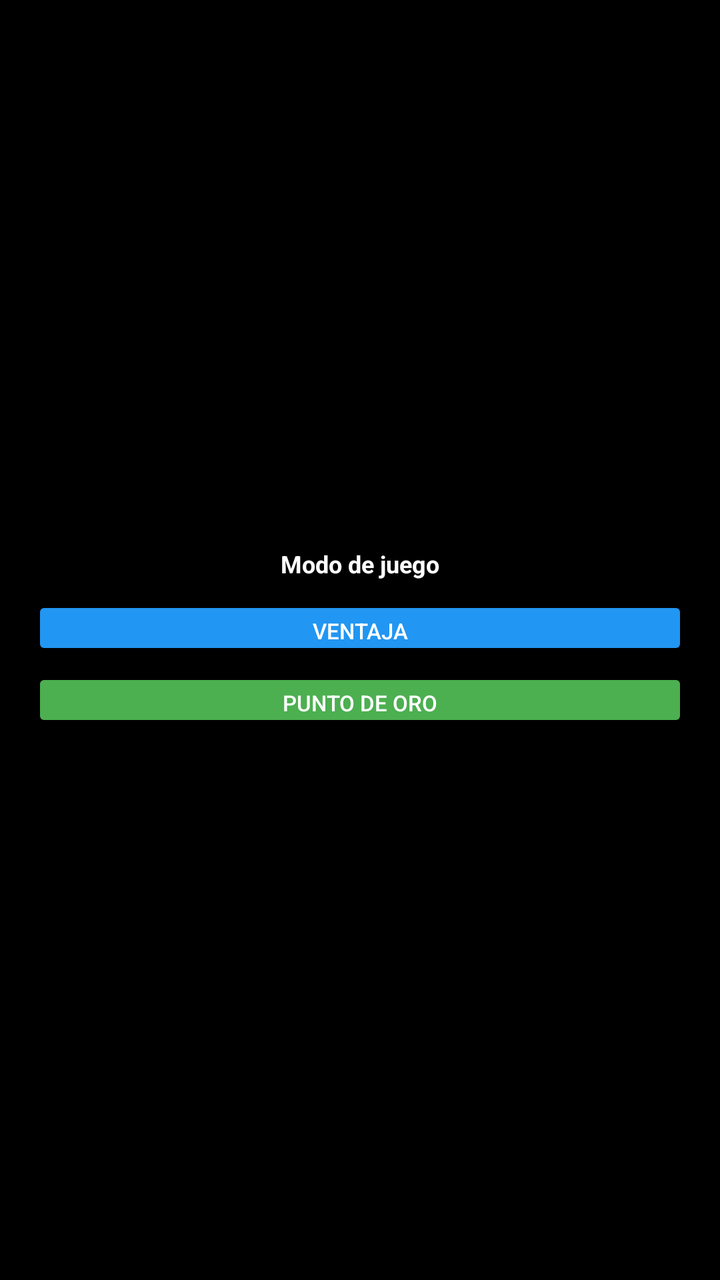
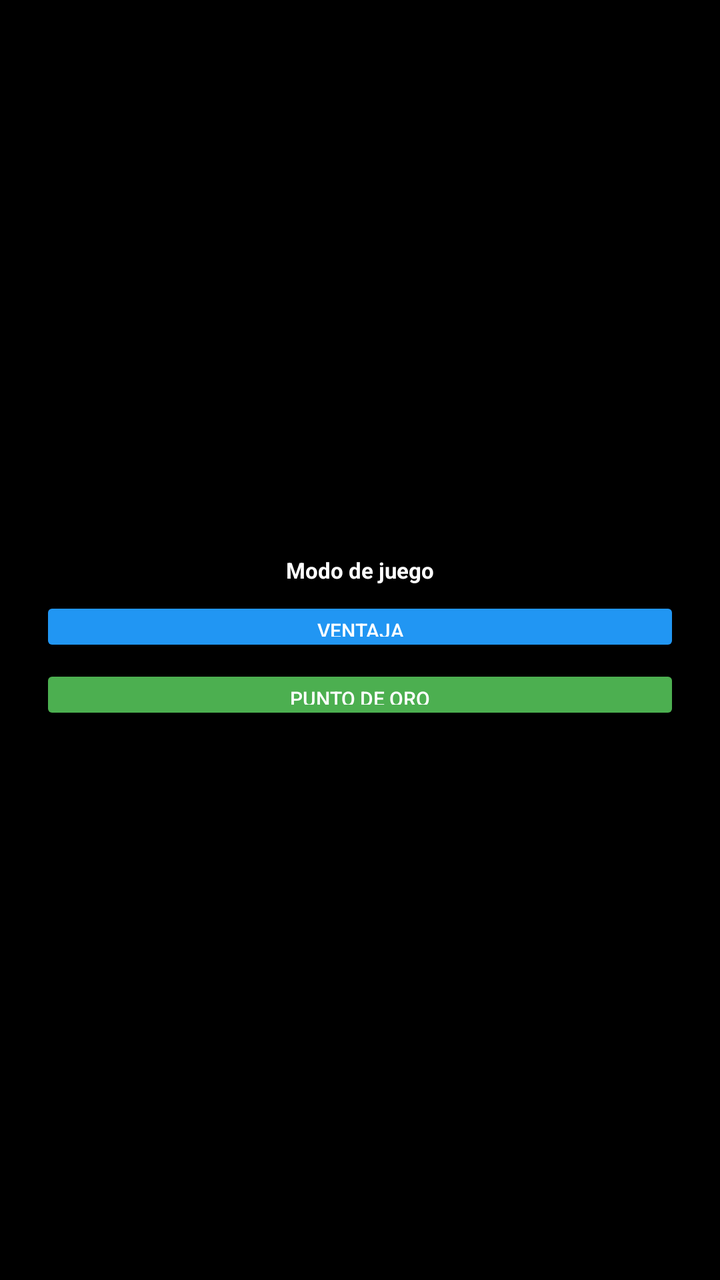

Screens rendered from an Android XML layout before and after an edit, with the pre-edit source and the edit as a unified diff.
<!-- AndroidManifest.xml: application theme Theme.AppCompat.NoActionBar -->
<!-- res/layout/activity_wear.xml -->
<?xml version="1.0" encoding="utf-8"?>
<FrameLayout xmlns:android="http://schemas.android.com/apk/res/android"
    android:layout_width="match_parent"
    android:layout_height="match_parent"
    android:background="#050505">

    
    <LinearLayout
        android:layout_width="match_parent"
        android:layout_height="match_parent"
        android:orientation="vertical"
        android:weightSum="2">

        
        <LinearLayout
            android:id="@+id/layoutTeamA"
            android:layout_width="match_parent"
            android:layout_height="0dp"
            android:layout_weight="1"
            android:orientation="vertical"
            android:gravity="center"
            android:background="#104CAF50"
            android:clickable="true"
            android:focusable="true">

            <TextView
                android:id="@+id/tvSetsA"
                android:layout_width="wrap_content"
                android:layout_height="wrap_content"
                android:text="SET:0 JUEGO:0"
                android:textColor="#4CAF50"
                android:textSize="10sp"
                android:textStyle="bold" />

            <TextView
                android:id="@+id/tvScoreA"
                android:layout_width="wrap_content"
                android:layout_height="wrap_content"
                android:text="0"
                android:textColor="#4CAF50"
                android:textSize="28sp"
                android:textStyle="bold" />
        </LinearLayout>

        
        <View
            android:layout_width="match_parent"
            android:layout_height="1dp"
            android:background="#222222" />

        
        <LinearLayout
            android:id="@+id/layoutTeamB"
            android:layout_width="match_parent"
            android:layout_height="0dp"
            android:layout_weight="1"
            android:orientation="vertical"
            android:gravity="center"
            android:background="#102196F3"
            android:clickable="true"
            android:focusable="true">

            <TextView
                android:id="@+id/tvSetsB"
                android:layout_width="wrap_content"
                android:layout_height="wrap_content"
                android:text="SET:0 JUEGO:0"
                android:textColor="#2196F3"
                android:textSize="10sp"
                android:textStyle="bold" />

            <TextView
                android:id="@+id/tvScoreB"
                android:layout_width="wrap_content"
                android:layout_height="wrap_content"
                android:text="0"
                android:textColor="#2196F3"
                android:textSize="28sp"
                android:textStyle="bold" />
        </LinearLayout>
    </LinearLayout>

    
    <LinearLayout
        android:id="@+id/layoutWearModeSelection"
        android:layout_width="match_parent"
        android:layout_height="match_parent"
        android:background="#000000"
        android:gravity="center"
        android:orientation="vertical"
        android:padding="16dp">

        <TextView
            android:layout_width="wrap_content"
            android:layout_height="wrap_content"
            android:text="Modo de juego"
            android:textColor="#FFFFFF"
            android:textSize="12sp"
            android:textStyle="bold"
            android:layout_marginBottom="8dp"/>

        <Button
            android:id="@+id/btnWearModeNormal"
            android:layout_width="match_parent"
            android:layout_height="32dp"
            android:text="Ventaja"
            android:textSize="11sp"
            android:backgroundTint="#2196F3"
            android:textColor="#FFFFFF"/>

        <Button
            android:id="@+id/btnWearModeGold"
            android:layout_width="match_parent"
            android:layout_height="32dp"
            android:layout_marginTop="4dp"
            android:text="Punto de Oro"
            android:textSize="11sp"
            android:backgroundTint="#4CAF50"
            android:textColor="#FFFFFF"/>
    </LinearLayout>

</FrameLayout>
<!-- resources referenced by this layout -->
<resources>

</resources>

<!-- the commit's change to res/layout/activity_wear.xml (unified diff, before → after) -->
@@ -8,29 +8,32 @@
     <LinearLayout
         android:layout_width="match_parent"
         android:layout_height="match_parent"
-        android:orientation="vertical"
+        android:orientation="horizontal"
+        android:padding="12dp"
         android:weightSum="2">
 
         
         <LinearLayout
             android:id="@+id/layoutTeamA"
-            android:layout_width="match_parent"
-            android:layout_height="0dp"
+            android:layout_width="0dp"
+            android:layout_height="match_parent"
             android:layout_weight="1"
             android:orientation="vertical"
             android:gravity="center"
             android:background="#104CAF50"
             android:clickable="true"
-            android:focusable="true">
+            android:focusable="true"
+            android:padding="4dp">
 
             <TextView
                 android:id="@+id/tvSetsA"
                 android:layout_width="wrap_content"
                 android:layout_height="wrap_content"
-                android:text="SET:0 JUEGO:0"
+                android:text="SET:0\nJUEGO:0"
                 android:textColor="#4CAF50"
-                android:textSize="10sp"
-                android:textStyle="bold" />
+                android:textSize="9sp"
+                android:textStyle="bold"
+                android:gravity="center" />
 
             <TextView
                 android:id="@+id/tvScoreA"
@@ -38,36 +41,39 @@
                 android:layout_height="wrap_content"
                 android:text="0"
                 android:textColor="#4CAF50"
-                android:textSize="28sp"
-                android:textStyle="bold" />
+                android:textSize="22sp"
+                android:textStyle="bold"
+                android:layout_marginTop="2dp" />
         </LinearLayout>
 
         
         <View
-            android:layout_width="match_parent"
-            android:layout_height="1dp"
+            android:layout_width="1dp"
+            android:layout_height="match_parent"
             android:background="#222222" />
 
         
         <LinearLayout
             android:id="@+id/layoutTeamB"
-            android:layout_width="match_parent"
-            android:layout_height="0dp"
+            android:layout_width="0dp"
+            android:layout_height="match_parent"
             android:layout_weight="1"
             android:orientation="vertical"
             android:gravity="center"
             android:background="#102196F3"
             android:clickable="true"
-            android:focusable="true">
+            android:focusable="true"
+            android:padding="4dp">
 
             <TextView
                 android:id="@+id/tvSetsB"
                 android:layout_width="wrap_content"
                 android:layout_height="wrap_content"
-                android:text="SET:0 JUEGO:0"
+                android:text="SET:0\nJUEGO:0"
                 android:textColor="#2196F3"
-                android:textSize="10sp"
-                android:textStyle="bold" />
+                android:textSize="9sp"
+                android:textStyle="bold"
+                android:gravity="center" />
 
             <TextView
                 android:id="@+id/tvScoreB"
@@ -75,8 +81,9 @@
                 android:layout_height="wrap_content"
                 android:text="0"
                 android:textColor="#2196F3"
-                android:textSize="28sp"
-                android:textStyle="bold" />
+                android:textSize="22sp"
+                android:textStyle="bold"
+                android:layout_marginTop="2dp" />
         </LinearLayout>
     </LinearLayout>
 
@@ -88,33 +95,33 @@
         android:background="#000000"
         android:gravity="center"
         android:orientation="vertical"
-        android:padding="16dp">
+        android:padding="20dp">
 
         <TextView
             android:layout_width="wrap_content"
             android:layout_height="wrap_content"
             android:text="Modo de juego"
             android:textColor="#FFFFFF"
-            android:textSize="12sp"
+            android:textSize="11sp"
             android:textStyle="bold"
-            android:layout_marginBottom="8dp"/>
+            android:layout_marginBottom="6dp"/>
 
         <Button
             android:id="@+id/btnWearModeNormal"
             android:layout_width="match_parent"
-            android:layout_height="32dp"
+            android:layout_height="30dp"
             android:text="Ventaja"
-            android:textSize="11sp"
+            android:textSize="10sp"
             android:backgroundTint="#2196F3"
             android:textColor="#FFFFFF"/>
 
         <Button
             android:id="@+id/btnWearModeGold"
             android:layout_width="match_parent"
-            android:layout_height="32dp"
+            android:layout_height="30dp"
             android:layout_marginTop="4dp"
             android:text="Punto de Oro"
-            android:textSize="11sp"
+            android:textSize="10sp"
             android:backgroundTint="#4CAF50"
             android:textColor="#FFFFFF"/>
     </LinearLayout>
